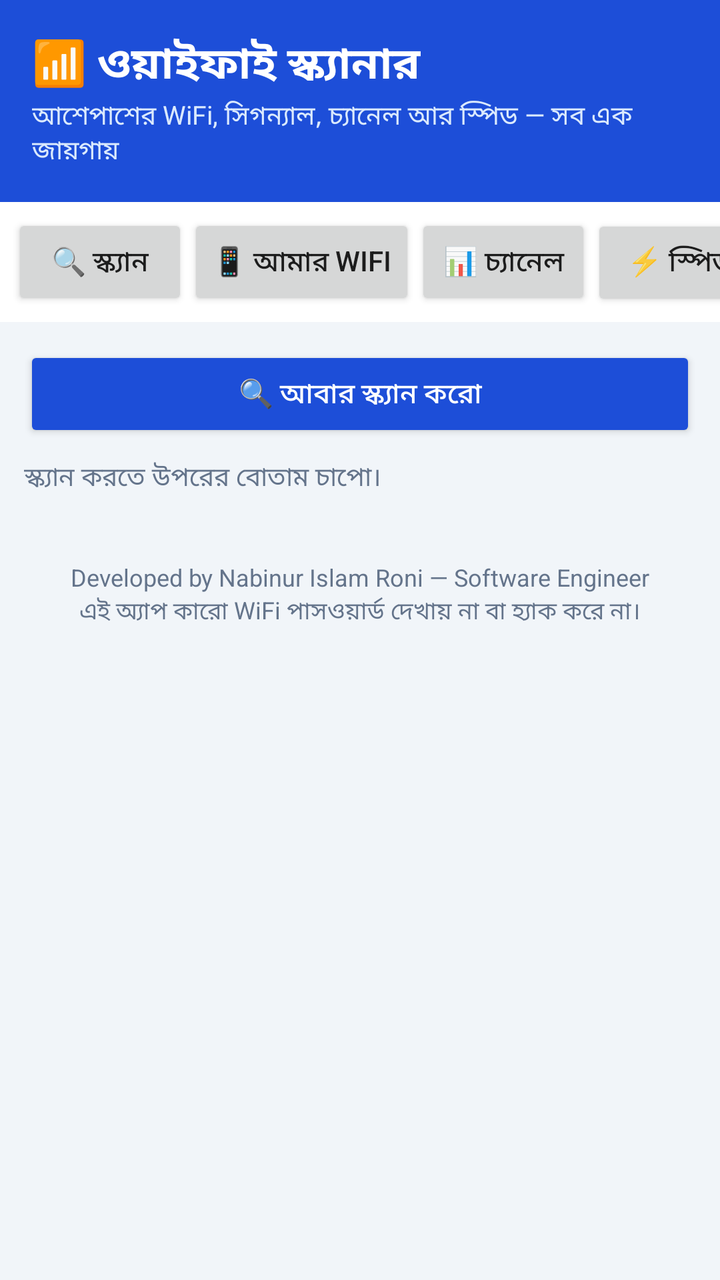
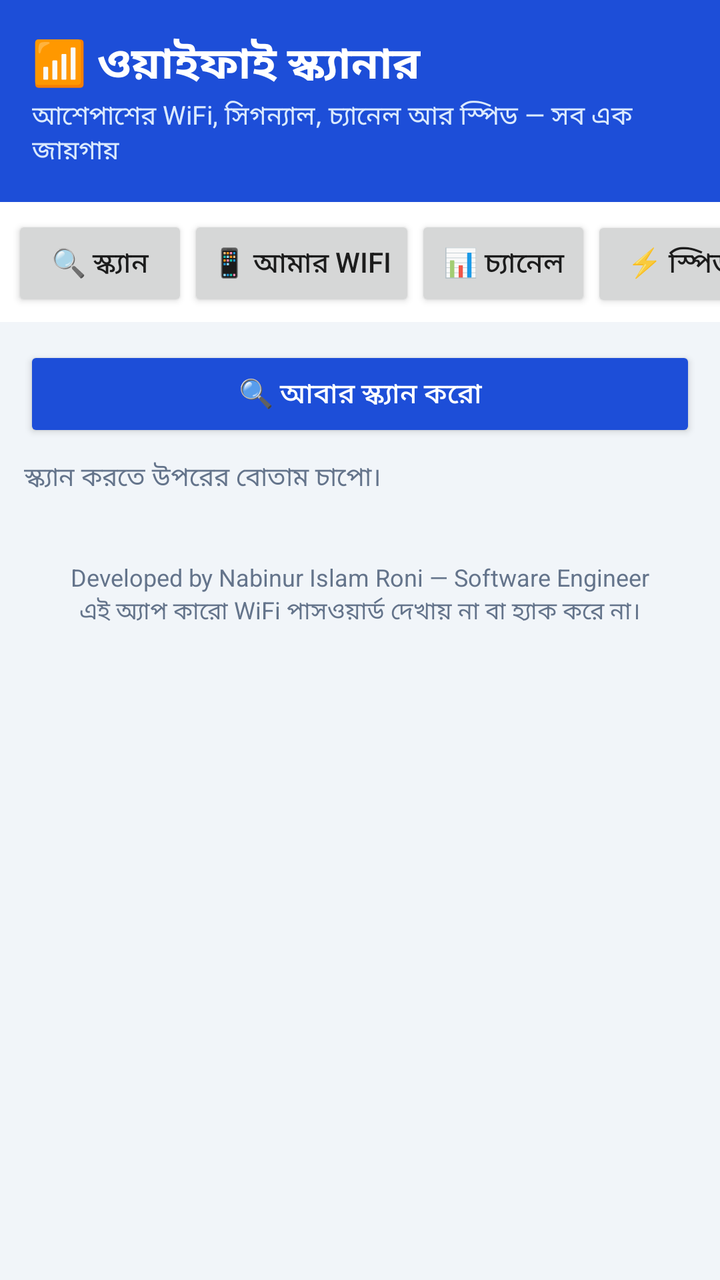

Before-and-after screenshots of an Android layout around one commit, followed by the original layout XML and the change that was made.
<!-- AndroidManifest.xml: application theme Theme.WifiScanner -->
<!-- res/layout/activity_main.xml -->
<?xml version="1.0" encoding="utf-8"?>
<LinearLayout xmlns:android="http://schemas.android.com/apk/res/android"
    android:layout_width="match_parent"
    android:layout_height="match_parent"
    android:background="@color/bg"
    android:orientation="vertical">

    <LinearLayout
        android:layout_width="match_parent"
        android:layout_height="wrap_content"
        android:background="@color/navy"
        android:orientation="vertical"
        android:padding="16dp">

        <TextView
            android:layout_width="wrap_content"
            android:layout_height="wrap_content"
            android:text="📶 ওয়াইফাই স্ক্যানার"
            android:textColor="#ffffff"
            android:textSize="22sp"
            android:textStyle="bold" />

        <TextView
            android:layout_width="wrap_content"
            android:layout_height="wrap_content"
            android:text="আশেপাশের WiFi, সিগন্যাল, চ্যানেল আর স্পিড — সব এক জায়গায়"
            android:textColor="#dbeafe"
            android:textSize="13sp" />
    </LinearLayout>

    <TextView
        android:id="@+id/warningText"
        android:layout_width="match_parent"
        android:layout_height="wrap_content"
        android:background="#fef3c7"
        android:padding="10dp"
        android:text="স্ক্যান করতে লোকেশন চালু রাখতে হবে আর অনুমতি দিতে হবে।"
        android:textColor="#92400e"
        android:textSize="13sp"
        android:visibility="gone" />

    <HorizontalScrollView
        android:layout_width="match_parent"
        android:layout_height="wrap_content"
        android:background="@color/card"
        android:scrollbars="none">

        <LinearLayout
            android:layout_width="wrap_content"
            android:layout_height="wrap_content"
            android:orientation="horizontal"
            android:padding="6dp">

            <Button
                android:id="@+id/tabScan"
                android:layout_width="wrap_content"
                android:layout_height="wrap_content"
                android:text="🔍 স্ক্যান" />

            <Button
                android:id="@+id/tabMyWifi"
                android:layout_width="wrap_content"
                android:layout_height="wrap_content"
                android:text="📱 আমার WiFi" />

            <Button
                android:id="@+id/tabChannel"
                android:layout_width="wrap_content"
                android:layout_height="wrap_content"
                android:text="📊 চ্যানেল" />

            <Button
                android:id="@+id/tabSpeed"
                android:layout_width="wrap_content"
                android:layout_height="wrap_content"
                android:text="⚡ স্পিড" />

            <Button
                android:id="@+id/tabDevices"
                android:layout_width="wrap_content"
                android:layout_height="wrap_content"
                android:text="👥 ডিভাইস" />
        </LinearLayout>
    </HorizontalScrollView>

    <ScrollView
        android:layout_width="match_parent"
        android:layout_height="0dp"
        android:layout_weight="1">

        <LinearLayout
            android:layout_width="match_parent"
            android:layout_height="wrap_content"
            android:orientation="vertical"
            android:padding="12dp">

            
            <LinearLayout
                android:id="@+id/sectionScan"
                android:layout_width="match_parent"
                android:layout_height="wrap_content"
                android:orientation="vertical">

                <Button
                    android:id="@+id/btnScan"
                    android:layout_width="match_parent"
                    android:layout_height="wrap_content"
                    android:backgroundTint="@color/navy"
                    android:text="🔍 আবার স্ক্যান করো"
                    android:textColor="#ffffff" />

                <TextView
                    android:id="@+id/scanStatus"
                    android:layout_width="match_parent"
                    android:layout_height="wrap_content"
                    android:paddingTop="8dp"
                    android:text="স্ক্যান করতে উপরের বোতাম চাপো।"
                    android:textColor="@color/muted"
                    android:textSize="13sp" />

                <LinearLayout
                    android:id="@+id/scanResults"
                    android:layout_width="match_parent"
                    android:layout_height="wrap_content"
                    android:orientation="vertical"
                    android:paddingTop="8dp" />
            </LinearLayout>

            
            <LinearLayout
                android:id="@+id/sectionMyWifi"
                android:layout_width="match_parent"
                android:layout_height="wrap_content"
                android:orientation="vertical"
                android:visibility="gone">

                <Button
                    android:id="@+id/btnRefreshMyWifi"
                    android:layout_width="match_parent"
                    android:layout_height="wrap_content"
                    android:backgroundTint="@color/navy"
                    android:text="🔄 তথ্য আবার দেখো"
                    android:textColor="#ffffff" />

                <TextView
                    android:id="@+id/myWifiSignalLabel"
                    android:layout_width="match_parent"
                    android:layout_height="wrap_content"
                    android:paddingTop="12dp"
                    android:text="সিগন্যাল: —"
                    android:textSize="16sp"
                    android:textStyle="bold" />

                <ProgressBar
                    android:id="@+id/myWifiSignalBar"
                    style="?android:attr/progressBarStyleHorizontal"
                    android:layout_width="match_parent"
                    android:layout_height="wrap_content"
                    android:max="100"
                    android:progress="0" />

                <LinearLayout
                    android:id="@+id/myWifiInfo"
                    android:layout_width="match_parent"
                    android:layout_height="wrap_content"
                    android:orientation="vertical"
                    android:paddingTop="8dp" />

                <Button
                    android:id="@+id/btnWifiSettings"
                    android:layout_width="match_parent"
                    android:layout_height="wrap_content"
                    android:layout_marginTop="12dp"
                    android:text="⚙️ WiFi সেটিংস খুলুন" />

                <Button
                    android:id="@+id/btnRouterPage"
                    android:layout_width="match_parent"
                    android:layout_height="wrap_content"
                    android:text="🌐 রাউটারের পাতায় ঢুকুন" />
            </LinearLayout>

            
            <LinearLayout
                android:id="@+id/sectionChannel"
                android:layout_width="match_parent"
                android:layout_height="wrap_content"
                android:orientation="vertical"
                android:visibility="gone">

                <TextView
                    android:id="@+id/channelAdvice"
                    android:layout_width="match_parent"
                    android:layout_height="wrap_content"
                    android:text="প্রথমে স্ক্যান ট্যাবে গিয়ে স্ক্যান করো, তারপর এখানে চ্যানেলের ভিড় দেখাবে।"
                    android:textColor="@color/muted"
                    android:textSize="14sp" />

                <LinearLayout
                    android:id="@+id/channelList"
                    android:layout_width="match_parent"
                    android:layout_height="wrap_content"
                    android:orientation="vertical"
                    android:paddingTop="8dp" />
            </LinearLayout>

            
            <LinearLayout
                android:id="@+id/sectionSpeed"
                android:layout_width="match_parent"
                android:layout_height="wrap_content"
                android:orientation="vertical"
                android:visibility="gone">

                <Button
                    android:id="@+id/btnSpeed"
                    android:layout_width="match_parent"
                    android:layout_height="wrap_content"
                    android:backgroundTint="@color/navy"
                    android:text="⚡ স্পিড মাপুন"
                    android:textColor="#ffffff" />

                <ProgressBar
                    android:id="@+id/speedProgress"
                    style="?android:attr/progressBarStyleHorizontal"
                    android:layout_width="match_parent"
                    android:layout_height="wrap_content"
                    android:max="100"
                    android:progress="0"
                    android:visibility="gone" />

                <TextView
                    android:id="@+id/speedResult"
                    android:layout_width="match_parent"
                    android:layout_height="wrap_content"
                    android:paddingTop="12dp"
                    android:text="স্পিড মাপতে ইন্টারনেট লাগবে। ডাউনলোড আর আপলোড — দুটোই মাপা হবে।"
                    android:textColor="@color/muted"
                    android:textSize="14sp" />
            </LinearLayout>

            
            <LinearLayout
                android:id="@+id/sectionDevices"
                android:layout_width="match_parent"
                android:layout_height="wrap_content"
                android:orientation="vertical"
                android:visibility="gone">

                <LinearLayout
                    android:layout_width="match_parent"
                    android:layout_height="wrap_content"
                    android:background="@color/navy"
                    android:orientation="vertical"
                    android:padding="16dp">

                    <TextView
                        android:id="@+id/phoneCountText"
                        android:layout_width="wrap_content"
                        android:layout_height="wrap_content"
                        android:text="📱 ফোন যুক্ত আছে: — টি"
                        android:textColor="#ffffff"
                        android:textSize="22sp"
                        android:textStyle="bold" />

                    <TextView
                        android:id="@+id/otherCountText"
                        android:layout_width="wrap_content"
                        android:layout_height="wrap_content"
                        android:text="💻 অন্য ডিভাইস: — টি   •   মোট: — টি"
                        android:textColor="#dbeafe"
                        android:textSize="15sp" />

                    <TextView
                        android:id="@+id/devicesUpdatedText"
                        android:layout_width="wrap_content"
                        android:layout_height="wrap_content"
                        android:text="🟢 লাইভ — প্রতি ৩০ সেকেন্ডে নিজে নিজে আপডেট হয়"
                        android:textColor="#dbeafe"
                        android:textSize="13sp" />
                </LinearLayout>

                <Button
                    android:id="@+id/btnDevices"
                    android:layout_width="match_parent"
                    android:layout_height="wrap_content"
                    android:layout_marginTop="12dp"
                    android:backgroundTint="@color/navy"
                    android:text="👥 এখনই আবার খুঁজুন"
                    android:textColor="#ffffff" />

                <TextView
                    android:id="@+id/devicesStatus"
                    android:layout_width="match_parent"
                    android:layout_height="wrap_content"
                    android:paddingTop="8dp"
                    android:text="এই WiFi-তে কতগুলো ফোন/ডিভাইস যুক্ত আছে, সেটা খুঁজে দেখাবে। এতে ১ মিনিট পর্যন্ত লাগতে পারে।"
                    android:textColor="@color/muted"
                    android:textSize="13sp" />

                <LinearLayout
                    android:id="@+id/devicesList"
                    android:layout_width="match_parent"
                    android:layout_height="wrap_content"
                    android:orientation="vertical"
                    android:paddingTop="8dp" />
            </LinearLayout>

            <TextView
                android:layout_width="match_parent"
                android:layout_height="wrap_content"
                android:gravity="center"
                android:paddingTop="24dp"
                android:text="Developed by Nabinur Islam Roni — Software Engineer"
                android:textColor="@color/muted"
                android:textSize="12sp" />

            <TextView
                android:layout_width="match_parent"
                android:layout_height="wrap_content"
                android:gravity="center"
                android:paddingBottom="16dp"
                android:text="এই অ্যাপ কারো WiFi পাসওয়ার্ড দেখায় না বা হ্যাক করে না।"
                android:textColor="@color/muted"
                android:textSize="12sp" />
        </LinearLayout>
    </ScrollView>
</LinearLayout>
<!-- resources referenced by this layout -->
<resources>
  <color name="bg">#f1f5f9</color>
  <color name="card">#ffffff</color>
  <color name="muted">#64748b</color>
  <color name="navy">#1d4ed8</color>
  <style name="Theme.WifiScanner" parent="Theme.AppCompat.Light.NoActionBar">
          <item name="colorPrimary">@color/navy</item>
          <item name="colorPrimaryDark">@color/navy_dark</item>
          <item name="colorAccent">@color/sky</item>
          <item name="android:windowBackground">@color/bg</item>
      </style>
  <color name="navy_dark">#1e3a8a</color>
  <color name="sky">#38bdf8</color>
</resources>

<!-- the commit's change to res/layout/activity_main.xml (unified diff, before → after) -->
@@ -80,6 +80,12 @@
                 android:layout_width="wrap_content"
                 android:layout_height="wrap_content"
                 android:text="👥 ডিভাইস" />
+
+            <Button
+                android:id="@+id/tabQr"
+                android:layout_width="wrap_content"
+                android:layout_height="wrap_content"
+                android:text="📷 QR" />
         </LinearLayout>
     </HorizontalScrollView>
 
@@ -306,6 +312,46 @@
                     android:paddingTop="8dp" />
             </LinearLayout>
 
+            
+            <LinearLayout
+                android:id="@+id/sectionQr"
+                android:layout_width="match_parent"
+                android:layout_height="wrap_content"
+                android:orientation="vertical"
+                android:visibility="gone">
+
+                <TextView
+                    android:layout_width="match_parent"
+                    android:layout_height="wrap_content"
+                    android:text="QR দিয়ে WiFi শেয়ার করো — ক্যামেরা দিয়ে QR স্ক্যান করলেই ওই WiFi-র নাম আর পাসওয়ার্ড পেয়ে যাবে, আর নিজের WiFi-র QR বানিয়ে অন্যকে দিতে পারবে।"
+                    android:textColor="@color/muted"
+                    android:textSize="14sp" />
+
+                <Button
+                    android:id="@+id/btnOpenScan"
+                    android:layout_width="match_parent"
+                    android:layout_height="wrap_content"
+                    android:layout_marginTop="12dp"
+                    android:backgroundTint="@color/navy"
+                    android:text="📷 QR স্ক্যান করো"
+                    android:textColor="#ffffff" />
+
+                <Button
+                    android:id="@+id/btnOpenGen"
+                    android:layout_width="match_parent"
+                    android:layout_height="wrap_content"
+                    android:layout_marginTop="8dp"
+                    android:text="➕ নিজের WiFi-র QR বানাও" />
+
+                <TextView
+                    android:layout_width="match_parent"
+                    android:layout_height="wrap_content"
+                    android:paddingTop="8dp"
+                    android:text="মনে রেখো: QR-এ যা লেখা থাকে, স্ক্যানে সেটাই পাওয়া যায়। WiFi-র মালিক নিজে QR বানিয়ে দিলেই নাম-পাসওয়ার্ড মিলবে — পাশের WiFi-র পাসওয়ার্ড এমনি বের করা যায় না।"
+                    android:textColor="@color/muted"
+                    android:textSize="13sp" />
+            </LinearLayout>
+
             <TextView
                 android:layout_width="match_parent"
                 android:layout_height="wrap_content"
